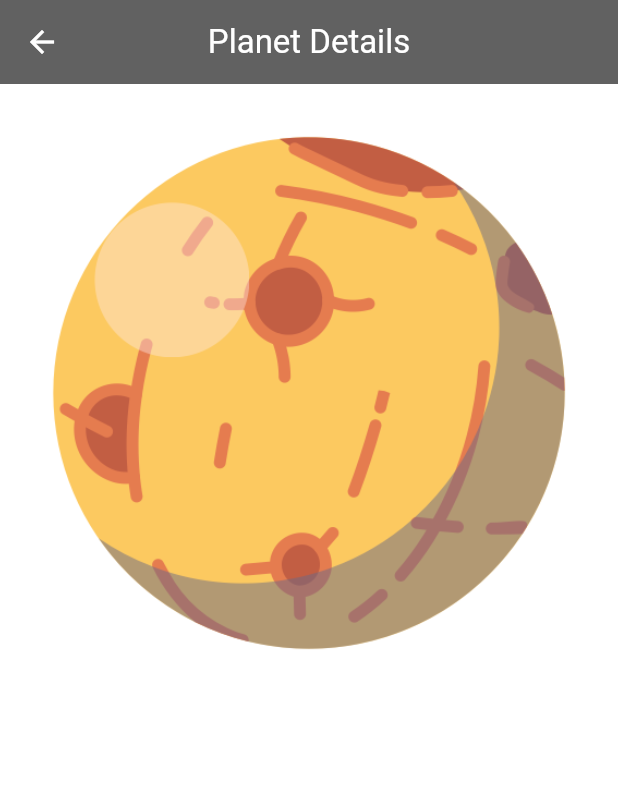
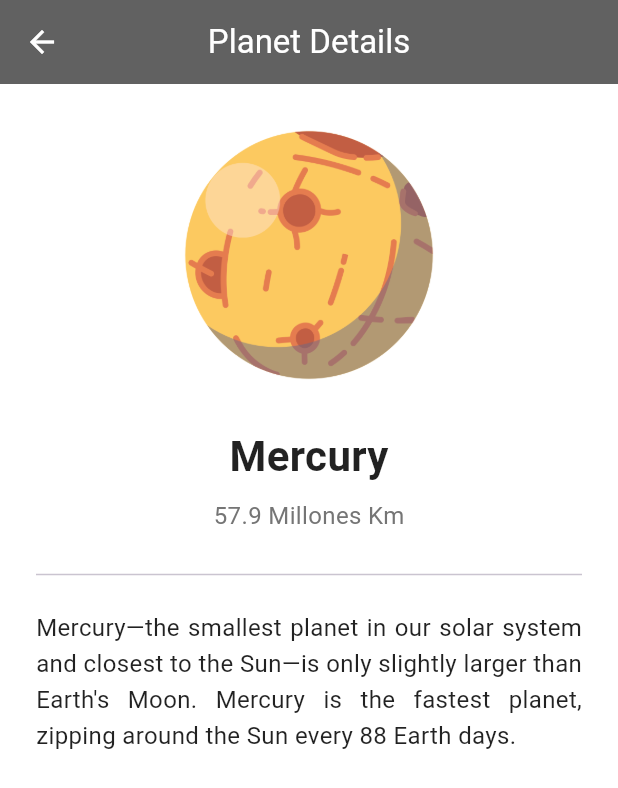
Before and after one commit to elmejorgamer1205/EjerciciosDesdeCasaCarmelo, a Flutter app: the PlanetDetailsScreen screen opened directly with sample values from the repository, on a phone screen of 412 x 824 dp. Shown: the top 788 px of the screen. Run offline on Flutter 3.47's test engine with Material 3 defaults, Android fonts, the phone set to English and light mode, and no system bars.

Commit message:
7º Iteración

```diff
--- a/lib/Solar System/Planet.dart
+++ b/lib/Solar System/Planet.dart
@@ -2,10 +2,12 @@ class Planet {
   final String name;
   final String distance;
   final String image;
+  final String description;
 
   const Planet({
     required this.name,
     required this.distance,
     required this.image,
+    required this.description,
   });
 }
--- a/lib/Solar System/PlanetDetailScreen.dart
+++ b/lib/Solar System/PlanetDetailScreen.dart
@@ -19,12 +19,47 @@ class PlanetDetailsScreen extends StatelessWidget {
         backgroundColor: Colors.grey[700],
         iconTheme: const IconThemeData(color: Colors.white),
       ),
-      body: Padding(
-        padding: const EdgeInsets.all(20.0),
-        child: Image.asset(
-          planet.image,
-          width: double.infinity,
-          fit: BoxFit.contain,
+      body: SingleChildScrollView(
+        padding: const EdgeInsets.all(24.0),
+        child: Column(
+          crossAxisAlignment: CrossAxisAlignment.center,
+          children: [
+            Image.asset(
+              planet.image,
+              width: 180,
+              height: 180,
+              fit: BoxFit.contain,
+            ),
+            const SizedBox(height: 24),
+            Text(
+              planet.name,
+              style: const TextStyle(
+                fontSize: 28,
+                fontWeight: FontWeight.bold,
+                color: Colors.black87,
+              ),
+            ),
+            const SizedBox(height: 8),
+            Text(
+              planet.distance,
+              style: TextStyle(
+                fontSize: 16,
+                color: Colors.grey[600],
+              ),
+            ),
+            const SizedBox(height: 20),
+            const Divider(),
+            const SizedBox(height: 16),
+            Text(
+              planet.description,
+              textAlign: TextAlign.justify,
+              style: const TextStyle(
+                fontSize: 16,
+                height: 1.5,
+                color: Colors.black87,
+              ),
+            ),
+          ],
         ),
       ),
     );
--- /dev/null
+++ b/lib/Solar System/RouteGenerator.dart
@@ -0,0 +1,46 @@
+import 'package:flutter/material.dart';
+import 'PlanetDetailScreen.dart';
+import 'PlanetsScreen.dart';
+import 'Planet.dart';
+
+
+class RouteGenerator {
+  static const String homeRoute = '/';
+  static const String detailsRoute = '/details';
+
+  static Route<dynamic> generateRoute(RouteSettings settings) {
+    final args = settings.arguments;
+
+    switch (settings.name) {
+      case homeRoute:
+        return MaterialPageRoute(
+          builder: (_) => const PlantesScreen(),
+        );
+
+      case detailsRoute:
+        if (args is Planet) {
+          return MaterialPageRoute(
+            builder: (_) => PlanetDetailsScreen(planet: args),
+          );
+        }
+        return _errorRoute('Error: se esperaba un objeto Planet.');
+
+      default:
+        return _errorRoute('Ruta no encontrada: ${settings.name}');
+    }
+  }
+
+  static Route<dynamic> _errorRoute(String message) {
+    return MaterialPageRoute(
+      builder: (_) => Scaffold(
+        appBar: AppBar(
+          title: const Text('Error', style: TextStyle(color: Colors.white)),
+          backgroundColor: Colors.grey[700],
+        ),
+        body: Center(
+          child: Text(message, style: const TextStyle(fontSize: 16)),
+        ),
+      ),
+    );
+  }
+}
--- /dev/null
+++ b/lib/Solar System/planets_data.dart
@@ -0,0 +1,72 @@
+import 'Planet.dart';
+
+class PlanetsData {
+  static List<Planet> getPlanets() {
+    return const [
+      Planet(
+        name: 'Mercury',
+        distance: '57.9 Millones Km',
+        image: 'assets/images/png/mercury.png',
+        description:
+        'Mercury—the smallest planet in our solar system and closest to the Sun—is only slightly '
+            'larger than Earth\'s Moon. Mercury is the fastest planet, zipping around the Sun every 88 Earth days.',
+      ),
+      Planet(
+        name: 'Venus',
+        distance: '108.2 Millones Km',
+        image: 'assets/images/png/venus.png',
+        description:
+        'Venus spins slowly in the opposite direction from most planets. A thick atmosphere traps '
+            'heat in a runaway greenhouse effect, making it the hottest planet in our solar system.',
+      ),
+      Planet(
+        name: 'Earth',
+        distance: '149.5 Millones Km',
+        image: 'assets/images/png/earth.png',
+        description:
+        'Earth—our home planet—is the only place we know of so far that’s inhabited by living things. '
+            'It\'s also the only planet in our solar system with liquid water on the surface.',
+      ),
+      Planet(
+        name: 'Mars',
+        distance: '227.9 Millones Km',
+        image: 'assets/images/png/mars.png',
+        description:
+        'Mars is a dusty, cold, desert world with a very thin atmosphere. There is strong evidence '
+            'Mars was—billions of years ago—wetter and warmer, with a thicker atmosphere.',
+      ),
+      Planet(
+        name: 'Jupiter',
+        distance: '778.5 Millones Km',
+        image: 'assets/images/png/jupiter.png',
+        description:
+        'Jupiter is more than twice as massive than the other planets of our solar system combined. '
+            'The giant planet\'s Great Red Spot is a centuries-old storm bigger than Earth.',
+      ),
+      Planet(
+        name: 'Saturn',
+        distance: '1,434 Millones Km',
+        image: 'assets/images/png/saturn.png',
+        description:
+        'Adorned with a dazzling, complex system of icy rings, Saturn is unique in our solar system. '
+            'The other giant planets have rings, but none are as spectacular as Saturn\'s.',
+      ),
+      Planet(
+        name: 'Uranus',
+        distance: '2,871 Millones Km',
+        image: 'assets/images/png/uranus.png',
+        description:
+        'Uranus—seventh planet from the Sun—rotates at a nearly 90-degree angle from the plane of its orbit. '
+            'This unique tilt makes Uranus appear to spin on its side.',
+      ),
+      Planet(
+        name: 'Neptune',
+        distance: '4,495 Millones Km',
+        image: 'assets/images/png/neptune.png',
+        description:
+        'Neptune—the eighth and most distant major planet orbiting our Sun—is dark, cold and whipped '
+            'by supersonic winds. It was the first planet located through mathematical calculations.',
+      ),
+    ];
+  }
+}
```
Also changed, not shown: lib/Solar System/PlanetsScreen.dart (+11 -22 lines), lib/Solar System/main3.dart (+4 -5 lines), lib/Solar System/planet_data.dart (deleted, +0 -16 lines).
